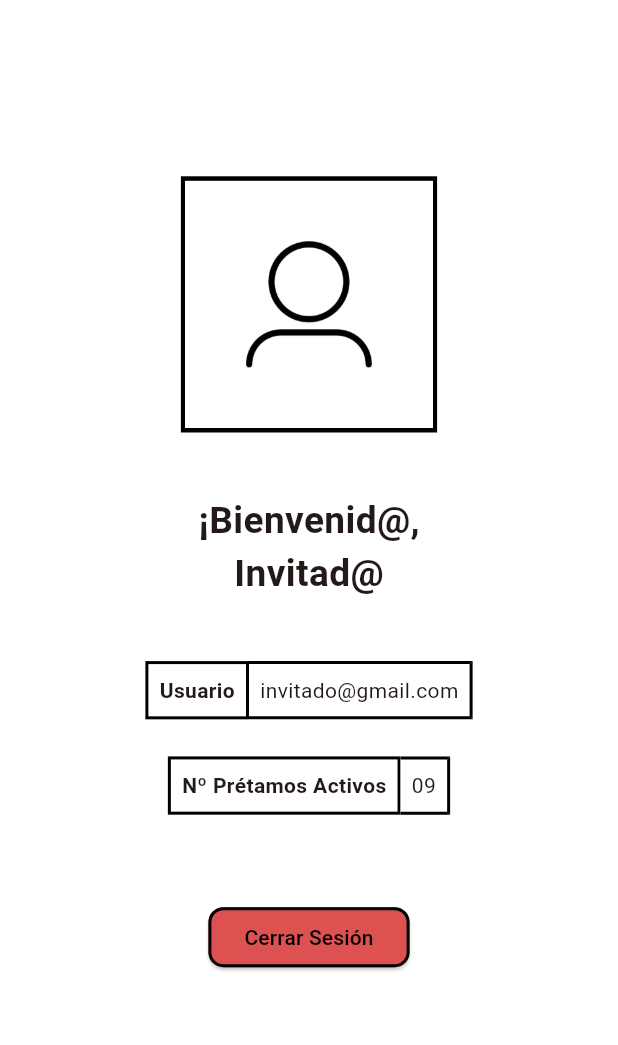
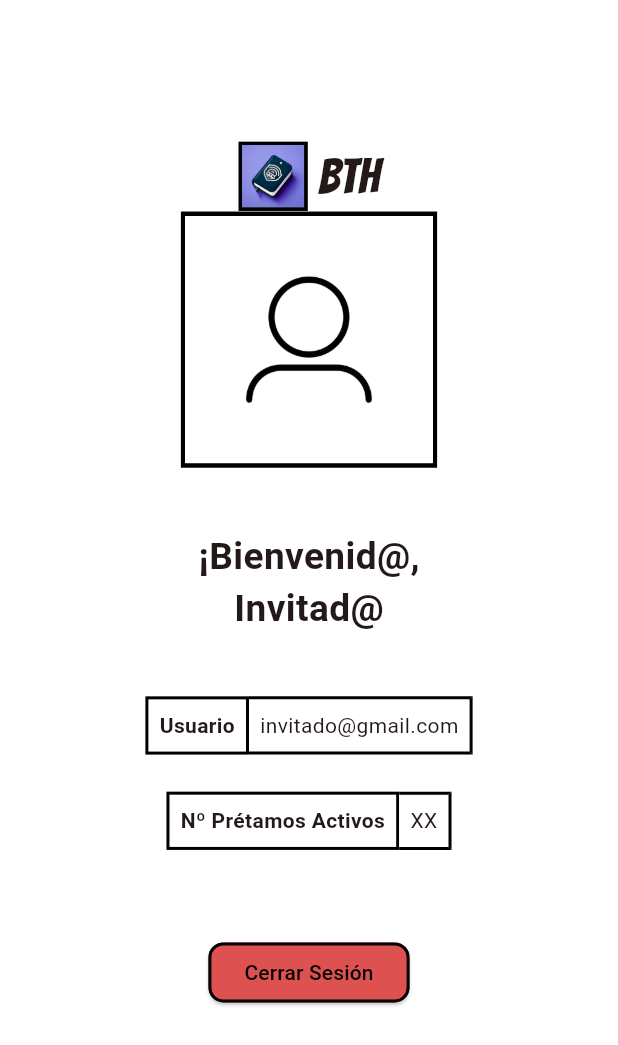
Before and after one commit to BiblioTechHub/biblio_tech_hub, a Flutter app: the ProfileView screen opened directly, on a phone screen of 412 x 824 dp. Shown: the top 1045 px of the screen. Run offline on Flutter 3.47's test engine with Material 2 defaults, Android fonts, the phone set to English and light mode, and no system bars; our stand-ins replace equatable, firebase_auth, firebase_core, flutter_bloc, go_router, google_sign_in; accounts and stored records are empty.

Commit message:
feat(app_logo): add container logo for views

```diff
--- a/lib/presentation/views/profile_view.dart
+++ b/lib/presentation/views/profile_view.dart
@@ -1,3 +1,4 @@
+import 'package:biblio_tech_hub/presentation/widgets/app_logo.dart';
 import 'package:firebase_auth/firebase_auth.dart';
 import 'package:flutter/material.dart';
 import 'package:flutter_bloc/flutter_bloc.dart';
@@ -20,6 +21,8 @@ class ProfileView extends StatelessWidget {
           mainAxisAlignment: MainAxisAlignment.center,
           crossAxisAlignment: CrossAxisAlignment.center,
           children: [
+            const AppLogo(),
+
             _ImageProfile(size: size, user: user),
             SizedBox(height: size.height * 0.05),
 
@@ -90,7 +93,7 @@ class _SignInButton extends StatelessWidget {
           borderRadius: BorderRadius.circular(10)
         )
       ),
-      child: const Text('Cerrar Sesión', style: TextStyle(color: Colors.black),),
+      child: const Text('Cerrar Sesión', style: TextStyle(color: Colors.black)),
       onPressed: () {
         context.read<UserCubit>().signOut();
       }
@@ -162,7 +165,7 @@ class _Leans extends StatelessWidget {
             color: Colors.white
           ),
           //TODO: Implementar el numero de prestamos
-          child: const Text('09'),
+          child: const Text('XX'),
         )
       ],
     );
--- /dev/null
+++ b/lib/presentation/widgets/app_logo.dart
@@ -0,0 +1,31 @@
+import 'package:flutter/widgets.dart';
+
+class AppLogo extends StatelessWidget {
+  const AppLogo({super.key});
+
+  @override
+  Widget build(BuildContext context) {
+    final size = MediaQuery.of(context).size;
+
+    return Row(
+      mainAxisSize: MainAxisSize.min,
+      crossAxisAlignment: CrossAxisAlignment.center,
+      children: [
+        Container(
+          decoration: const BoxDecoration(
+            border: Border(right: BorderSide(width: 2.5), bottom: BorderSide(width: 2.5), top: BorderSide(width: 2.5), left: BorderSide(width: 2.5))
+          ),
+          child: Image.asset(
+            'assets/logo.png',
+            height: size.height * 0.05,
+          ),
+        ),
+        Column(
+          children: [
+            Text(' BTH', style: TextStyle(fontFamily: 'Bangers', fontSize: size.height * 0.04)),
+          ],
+        ),
+      ],
+    );
+  }
+}
```
